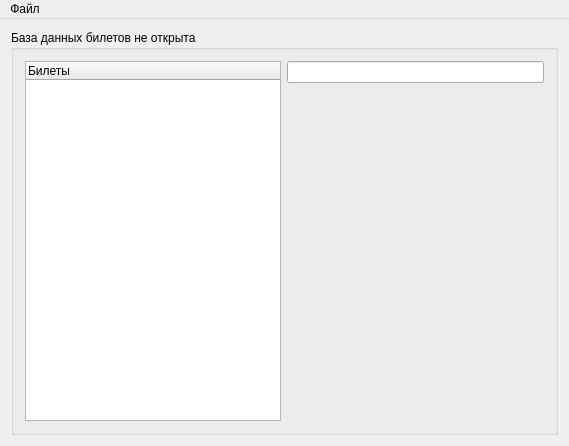
Old version of the form Control/ControlManager/controlmanagermainwindow.ui in the repository Demonist/TCS.
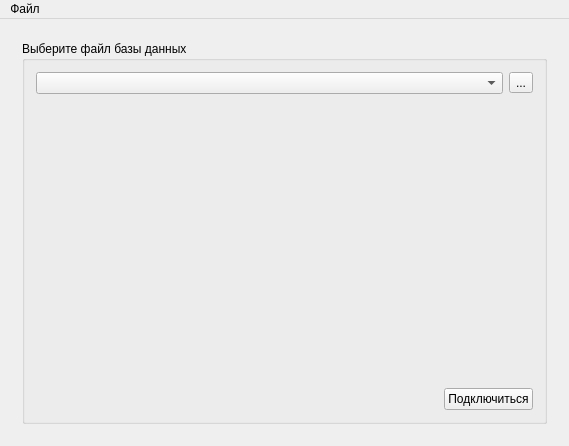
New version of the form.

```diff
--- a/Control/ControlManager/controlmanagermainwindow.ui
+++ b/Control/ControlManager/controlmanagermainwindow.ui
@@ -16,6 +16,77 @@
   <widget class="QWidget" name="centralWidget">
    <layout class="QGridLayout" name="gridLayout">
     <item row="0" column="0">
+     <widget class="QStackedWidget" name="stackedWidget">
+      <property name="currentIndex">
+       <number>0</number>
+      </property>
+      <widget class="QWidget" name="page">
+       <layout class="QGridLayout" name="gridLayout_4">
+        <item row="0" column="0">
+         <widget class="QGroupBox" name="groupBox_2">
+          <property name="title">
+           <string>Выберите файл базы данных</string>
+          </property>
+          <layout class="QGridLayout" name="gridLayout_5">
+           <item row="0" column="0">
+            <layout class="QHBoxLayout" name="horizontalLayout_2">
+             <item>
+              <widget class="QComboBox" name="cbxDBPath"/>
+             </item>
+             <item>
+              <widget class="QToolButton" name="tbnOpenDB">
+               <property name="text">
+                <string>...</string>
+               </property>
+              </widget>
+             </item>
+            </layout>
+           </item>
+           <item row="1" column="0">
+            <spacer name="verticalSpacer">
+             <property name="orientation">
+              <enum>Qt::Vertical</enum>
+             </property>
+             <property name="sizeHint" stdset="0">
+              <size>
+               <width>20</width>
+               <height>40</height>
+              </size>
+             </property>
+            </spacer>
+           </item>
+           <item row="2" column="0">
+            <layout class="QHBoxLayout" name="horizontalLayout">
+             <item>
+              <spacer name="horizontalSpacer">
+               <property name="orientation">
+                <enum>Qt::Horizontal</enum>
+               </property>
+               <property name="sizeHint" stdset="0">
+                <size>
+                 <width>40</width>
+                 <height>20</height>
+                </size>
+               </property>
+              </spacer>
+             </item>
+             <item>
+              <widget class="QPushButton" name="pbnConnectDB">
+               <property name="text">
+                <string>Подключиться</string>
+               </property>
+              </widget>
+             </item>
+            </layout>
+           </item>
+          </layout>
+         </widget>
+        </item>
+       </layout>
+      </widget>
+      <widget class="QWidget" name="page_2">
+       <layout class="QGridLayout" name="gridLayout_3">
+        <item row="0" column="0">
      <widget class="QGroupBox" name="groupBox">
       <property name="title">
        <string>База данных билетов не открыта</string>
@@ -61,6 +132,10 @@
     </item>
    </layout>
   </widget>
+     </widget>
+    </item>
+   </layout>
+  </widget>
   <widget class="QMenuBar" name="menuBar">
    <property name="geometry">
     <rect>
```
Left out of the diff: 1 changed line with no effect on the pictures. Lines whose indentation alone changed are shown as unchanged.
